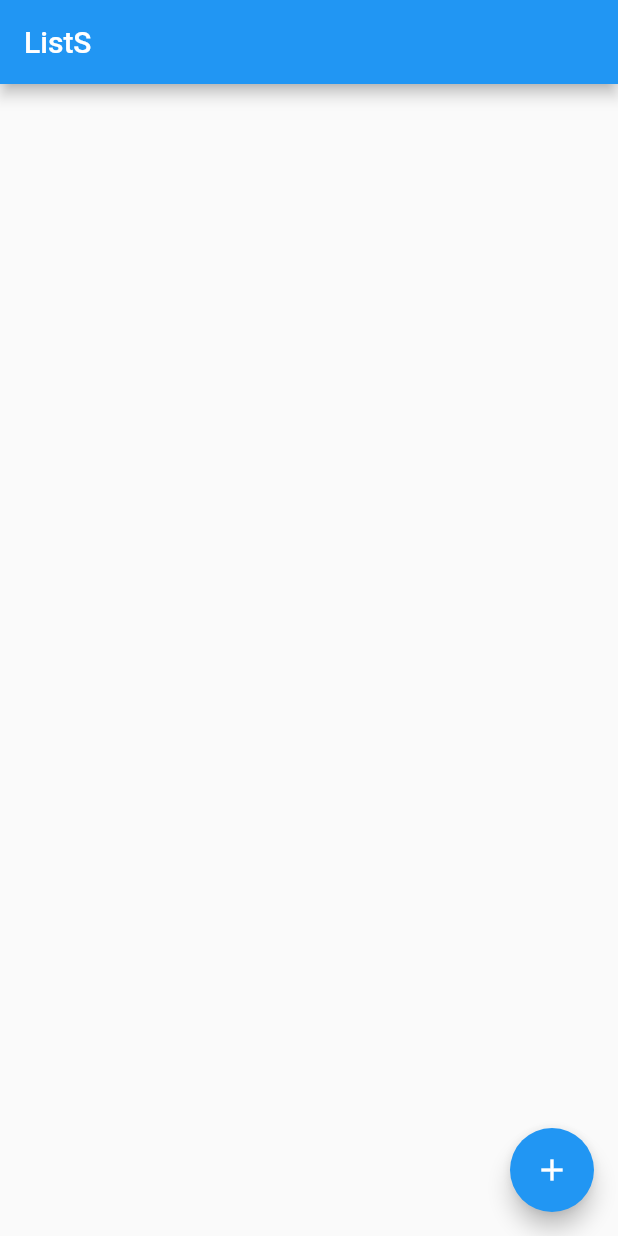
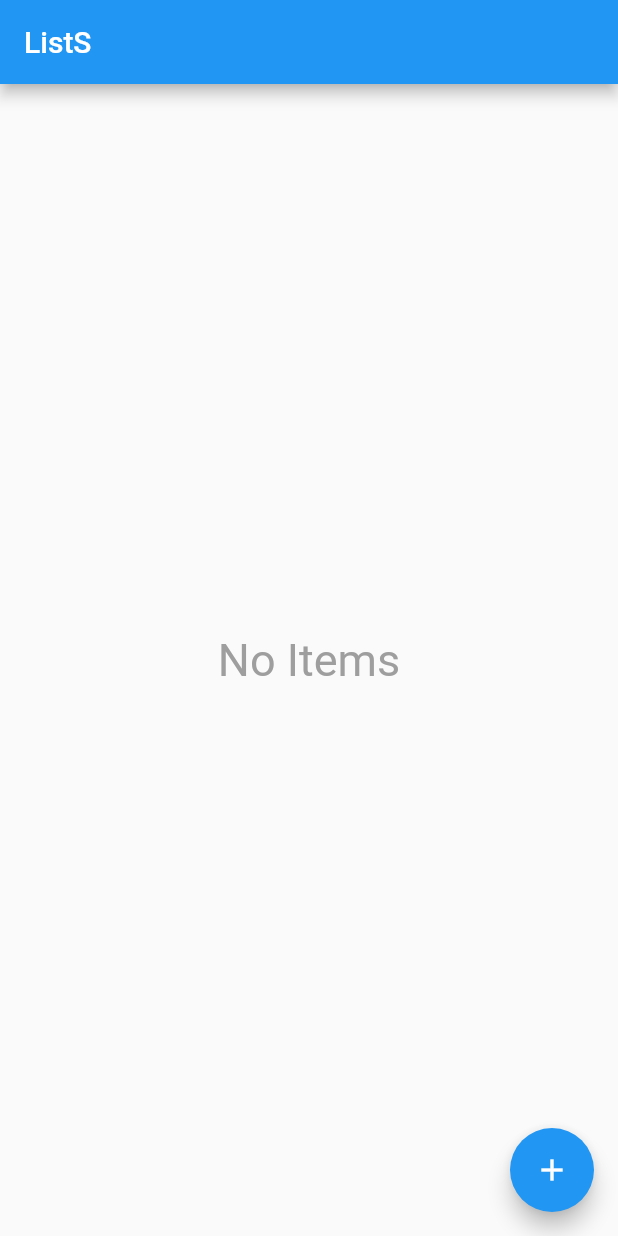
Before and after one commit to cyliong/list-cross-platform-sync, a Flutter app: the screen it shows after launch, on a phone screen of 412 x 824 dp. Run offline on Flutter 3.47's test engine with Material 2 defaults, Android fonts, the phone set to English and light mode, and no system bars; our stand-ins replace cloud_firestore, firebase_core; accounts and stored records are empty.

Commit message:
Implement empty state for list

```diff
--- a/lib/page/home_page.dart
+++ b/lib/page/home_page.dart
@@ -29,7 +29,16 @@ class _HomePageState extends State<HomePage> {
             future: _items,
             builder: (context, snapshot) {
               if (snapshot.hasData) {
-                return _buildListView(snapshot.data);
+                final items = snapshot.data;
+                return items.isEmpty
+                    ? Text(
+                        'No Items',
+                        style: TextStyle(
+                          fontSize: 30,
+                          color: Colors.grey,
+                        ),
+                      )
+                    : _buildListView(items);
               } else if (snapshot.hasError) {
                 return Text("${snapshot.error}");
               }
```
